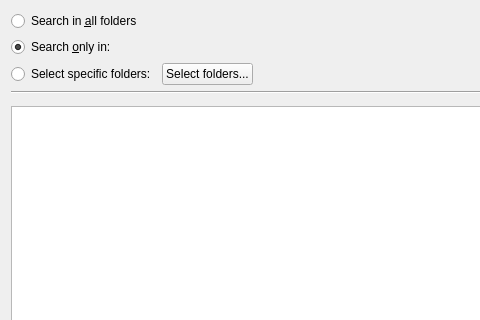
KDE/kmail, file src/ui/searchwindow.ui: the form before one commit; both pictures show x 0 to 480 and y 0 to 320 of the 774 by 637 pixel window.
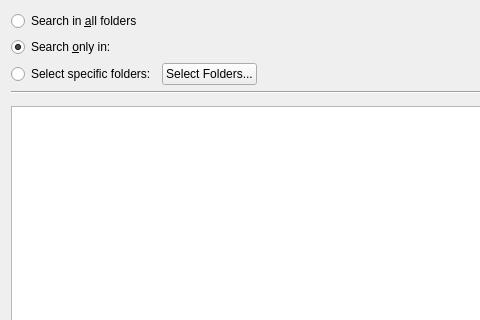
The form after the commit. Custom widgets are drawn as their Qt base class.

Commit message: Minor: Fix string, respect KDE HIG

```diff
--- a/src/ui/searchwindow.ui
+++ b/src/ui/searchwindow.ui
@@ -57,7 +57,7 @@
      <item>
       <widget class="QPushButton" name="selectMultipleFolders">
        <property name="text">
-        <string>Select folders...</string>
+        <string>Select Folders...</string>
        </property>
       </widget>
      </item>
```
